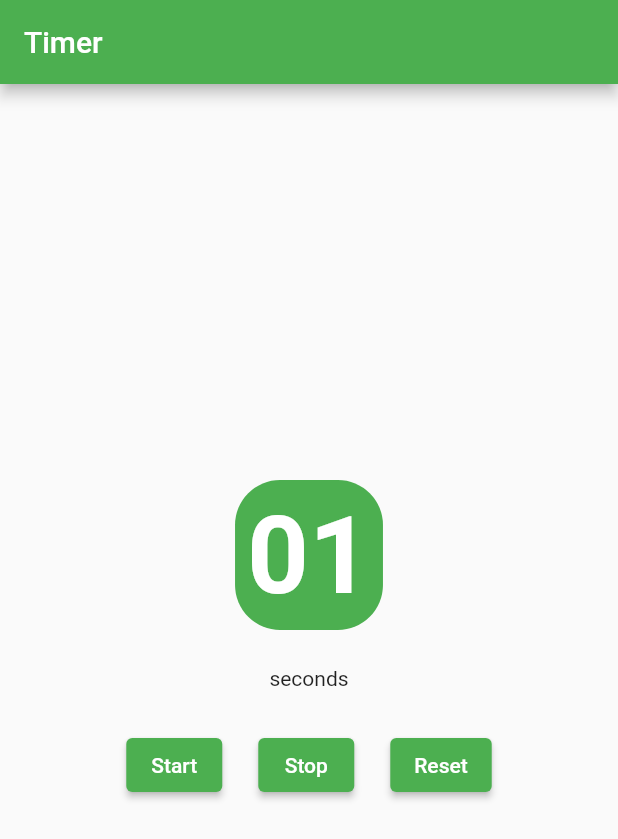
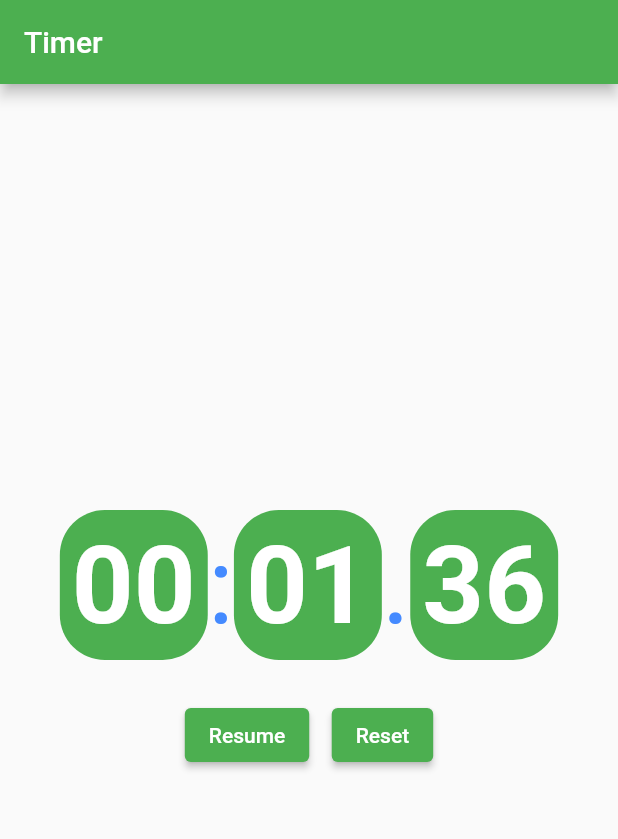
Before and after one commit to therarErifor/training, a Flutter app: the screen it shows after launch, after a tap on "Start", after a tap on "Stop", on a phone screen of 412 x 824 dp. Shown: the top 839 px of the screen. Run offline on Flutter 3.47's test engine with Material 2 defaults, Android fonts, the phone set to English and light mode, and no system bars.

Commit message:
upgrade stopwatch

```diff
--- a/second_app/lib/main.dart
+++ b/second_app/lib/main.dart
@@ -37,27 +37,27 @@ class _MyHomePageState extends State<MyHomePage> {
  initState() {
     super.initState();
      // startTimer();
-    reset();
+    _reset();
   }
-  void reset(){
+  void _reset(){
       setState(() => duration = Duration());
 
   }
 
 
   void addTime() {
-    final addSeconds = 1;
+    final addMilliseconds = 10;
     setState(() {
-      final seconds = duration.inSeconds + addSeconds;
-      duration = Duration(seconds: seconds);
+      final milliseconds = duration.inMilliseconds + addMilliseconds;
+      duration = Duration(milliseconds: milliseconds);
     });
   }
 
-  void startTimer() {
-    timer = Timer.periodic(Duration(seconds: 1), (_) => addTime());
+  void _startTimer() {
+    timer = Timer.periodic(Duration(milliseconds: 10), (_) => addTime());
 
   }
-  void stopTimer(){
+  void _stopTimer(){
     setState(() => timer?.cancel());
   }
 
@@ -72,67 +72,73 @@ class _MyHomePageState extends State<MyHomePage> {
           crossAxisAlignment: CrossAxisAlignment.center,
           children: <Widget>[
             buildTime(),
-            Row(
-                mainAxisAlignment: MainAxisAlignment.center,
-                  children:[
-                    ElevatedButton(
-                      // style: ButtonStyle(
-                      //   foregroundColor: MaterialStateProperty.all<Color>(Colors.blue),
-                      // ),
-                      onPressed: () {startTimer();},
-                      child: Text('Start'),
-                    ),
-                      SizedBox(width: 24, height: 100,),
-                    ElevatedButton(
-                      // style: ButtonStyle(
-                      //   foregroundColor: MaterialStateProperty.all<Color>(Colors.blue),
-                      // ),
-                      onPressed: () {stopTimer();},
-                      child: Text('Stop'),
-                    ),
-                      SizedBox(width: 24, height: 100,),
-                    ElevatedButton(
-                      // style: ButtonStyle(
-                      //   foregroundColor: MaterialStateProperty.all<Color>(Colors.blue),
-                      // ),
-                      onPressed: () {reset();},
-                      child: Text('Reset'),
-                    ),
-            ],
-
-            ),
+            buildButtons(),
           ],
         ),
       );
 
-
-
-        // floatingActionButton: FloatingActionButton(
-        //   onPressed: (){startTimer();},
-        //   tooltip: 'Increment',
-        //   child: const Icon(Icons.timer),
-        // ),
+Widget buildButtons() {
+  final isRunning = timer == null ? false : timer!.isActive;
+  final isCompleted = duration.inMilliseconds == 0;
+ return isRunning || !isCompleted
+  ?Row(
+    mainAxisAlignment: MainAxisAlignment.center,
+    children:[
+      ElevatedButton(
+        onPressed: () {
+          if (isRunning) {
+            _stopTimer();
+          }else {
+            _startTimer();
+          }
+          },
+        child: Text(isRunning ? 'Stop' : 'Resume'),
+      ),
+      SizedBox(width: 15, height: 100,),
+      ElevatedButton(
+        onPressed: () {_reset();},
+        child: Text('Reset'),
+      ),
+    ],
+ )
+ : Row(mainAxisAlignment: MainAxisAlignment.center,
+     children:[
+       SizedBox(width: 15, height: 100,),
+ ElevatedButton(
+        onPressed: () {_startTimer();},
+        child: Text('Start'),
+      ),
+ ],
+ );
+}
 
   Widget buildTime() {
     String twoDigits(int n) => n.toString().padLeft(2, '0');
+    String Digits(int n) => n.toString().padLeft(3, '0');
     // final hours = twoDigits(duration.inHours);
-    // final minutes = twoDigits(duration.inMinutes.remainder(60));
+    final minutes = twoDigits(duration.inMinutes.remainder(60));
     final seconds = twoDigits(duration.inSeconds.remainder(60));
+    final milliSeconds = Digits(duration.inMilliseconds.remainder(1000));
     return Row(
       mainAxisAlignment: MainAxisAlignment.center,
+      crossAxisAlignment: CrossAxisAlignment.center,
       children: [
         // buildTimeCard(time: hours, header: 'hours'),
         // const SizedBox(width: 8),
-        // buildTimeCard(time: minutes, header: 'minutes'),
-        // const SizedBox(width: 8),
-        buildTimeCard(time: seconds, header: 'seconds'),
+        buildTimeCard(time: minutes),
+        Text(':',
+        style: TextStyle(fontSize: 72, color: Colors.blueAccent)),
+        buildTimeCard(time: seconds),
+        Text('.',
+            style: TextStyle(fontSize: 72, color: Colors.blueAccent)),
+        buildTimeCard(time: milliSeconds.substring(0, 2)),
       ],
     );
 
   }
 
   Widget buildTimeCard({required String time,
-    required String header}) =>
+    }) =>
       Column(
         mainAxisAlignment: MainAxisAlignment.center,
         children: [
@@ -150,8 +156,6 @@ class _MyHomePageState extends State<MyHomePage> {
               ),
             ),
           ),
-          const SizedBox(height: 24),
-          Text(header),
-        ],
+  ],
       );
 }
```
